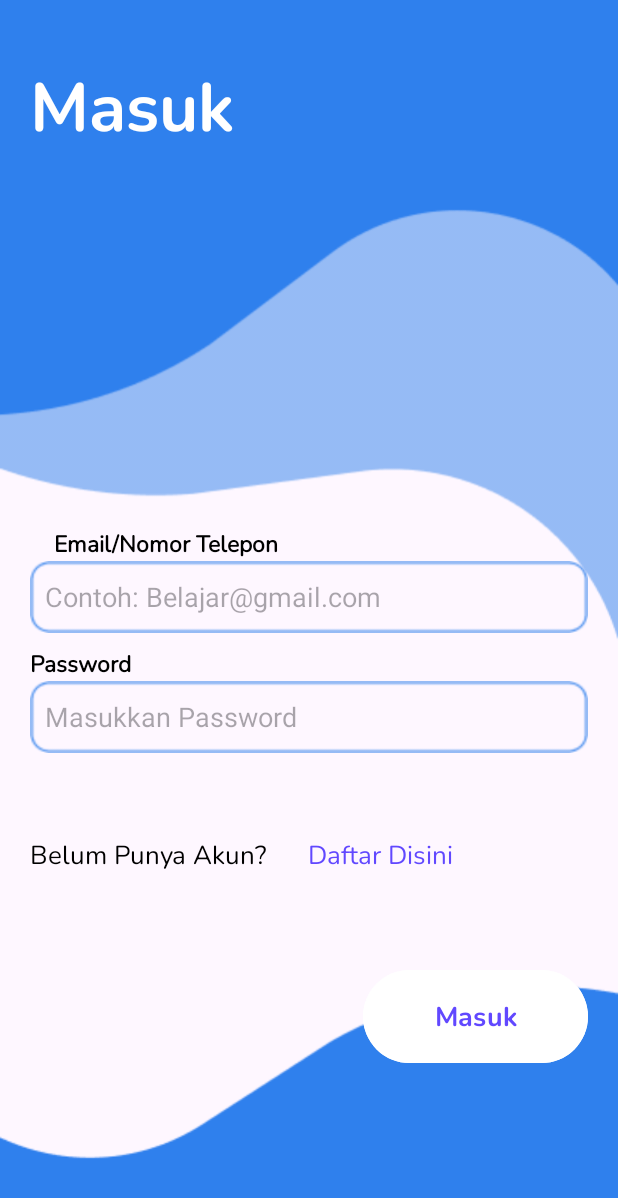
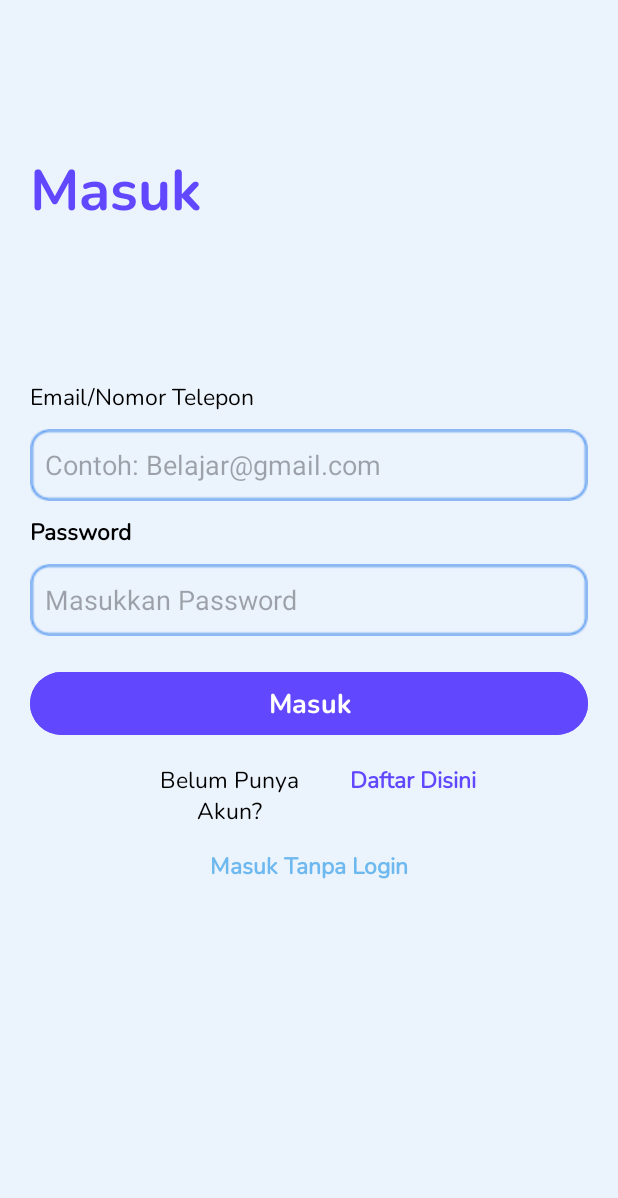
Before and after one commit to mocharvy/Final-Project, an Android app: the fragment LoginFragment shown on its own in the app's theme, on a phone screen of 412 x 824 dp. Shown: the top 1198 px of the screen. Run offline under Robolectric (Android 15) with nearby library versions, the phone set to English and light mode, and no system bars.

Commit message:
Ubah tampilan login dan register sesuai figma

```diff
--- a/app/src/main/res/layout/fragment_login.xml
+++ b/app/src/main/res/layout/fragment_login.xml
@@ -6,18 +6,18 @@
     android:layout_height="match_parent"
     android:orientation="vertical"
     android:padding="20dp"
-    android:background="@drawable/bglogin"
+    android:background="@color/light_blue"
     tools:context=".LoginFragment">
 
     <TextView
         android:id="@+id/txt_masuk"
         android:layout_width="wrap_content"
         android:layout_height="wrap_content"
-        android:layout_marginTop="20dp"
+        android:layout_marginTop="80dp"
         android:fontFamily="@font/nunitobold"
         android:text="Masuk"
-        android:textColor="@color/white"
-        android:textSize="45sp"
+        android:textColor="@color/bluesky"
+        android:textSize="38sp"
         android:textStyle="bold"
         app:layout_constraintStart_toStartOf="parent"
         app:layout_constraintTop_toTopOf="parent"/>
@@ -26,13 +26,11 @@
         android:id="@+id/email"
         android:layout_width="wrap_content"
         android:layout_height="wrap_content"
-        android:layout_marginStart="16dp"
-        android:layout_marginTop="248dp"
+        android:layout_marginTop="100dp"
         android:fontFamily="@font/nunitoregular"
         android:text="Email/Nomor Telepon"
         android:textColor="@color/black"
         android:textSize="15sp"
-        android:textStyle="bold"
         app:layout_constraintStart_toStartOf="parent"
         app:layout_constraintTop_toBottomOf="@id/txt_masuk" />
 
@@ -40,6 +38,7 @@
         android:id="@+id/colum_email1"
         android:layout_width="match_parent"
         android:layout_height="48dp"
+        android:layout_marginTop="10dp"
         android:background="@drawable/colominput"
         android:hint="Contoh: Belajar@gmail.com"
         android:paddingLeft="10dp"
@@ -64,6 +63,7 @@
         android:id="@+id/colum_password1"
         android:layout_width="match_parent"
         android:layout_height="48dp"
+        android:layout_marginTop="10dp"
         android:background="@drawable/colominput"
         android:hint="Masukkan Password"
         android:paddingLeft="10dp"
@@ -73,39 +73,59 @@
 
     <TextView
         android:id="@+id/txt_text"
-        android:layout_width="180dp"
+        android:layout_width="135dp"
         android:layout_height="wrap_content"
-        android:layout_marginTop="55dp"
+        android:layout_marginTop="15dp"
+        android:layout_marginLeft="65dp"
         android:fontFamily="@font/nunitoregular"
         android:text="Belum Punya Akun?"
         android:textColor="@color/black"
-        android:textSize="17sp"
+        android:textSize="15sp"
+        android:gravity="center"
         app:layout_constraintStart_toStartOf="parent"
-        app:layout_constraintTop_toBottomOf="@id/colum_password1"/>
+        app:layout_constraintTop_toBottomOf="@id/btn_register"/>
+
     <TextView
         android:id="@+id/txt_daftardisini"
         android:layout_width="110dp"
         android:layout_height="wrap_content"
-        android:layout_marginLeft="5dp"
         android:fontFamily="@font/nunitoregular"
         android:text="Daftar Disini"
-        android:layout_marginTop="55dp"
+        android:layout_marginTop="15dp"
         android:textColor="@color/purple_500"
-        android:textSize="17sp"
+        android:textSize="15sp"
+        android:textStyle="bold"
+        android:gravity="center"
         app:layout_constraintLeft_toRightOf="@id/txt_text"
-        app:layout_constraintTop_toBottomOf="@id/colum_password1"/>
+        app:layout_constraintTop_toBottomOf="@id/btn_register"/>
+
+    <TextView
+        android:id="@+id/txt_masuktanpalogin"
+        android:layout_width="135dp"
+        android:layout_height="wrap_content"
+        android:layout_marginTop="15dp"
+        android:fontFamily="@font/nunitoregular"
+        android:text="Masuk Tanpa Login"
+        android:textColor="@color/bluesea"
+        android:textSize="15sp"
+        android:textStyle="bold"
+        android:gravity="center"
+        app:layout_constraintStart_toStartOf="parent"
+        app:layout_constraintEnd_toEndOf="parent"
+        app:layout_constraintTop_toBottomOf="@id/txt_text"/>
 
     <Button
         android:id="@+id/btn_register"
-        android:layout_width="150dp"
-        android:layout_height="70dp"
-        android:layout_marginTop="60dp"
-        android:backgroundTint="@color/white"
+        android:layout_width="match_parent"
+        android:layout_height="50dp"
+        android:layout_marginTop="20dp"
+        android:backgroundTint="@color/bluesky"
         android:fontFamily="@font/nunitobold"
         android:text="Masuk"
-        android:textColor="@color/bluesky"
+        android:textColor="@color/white"
         android:textSize="18sp"
         app:layout_constraintRight_toRightOf="parent"
-        app:layout_constraintTop_toBottomOf="@id/txt_daftardisini"/>
+        app:layout_constraintLeft_toLeftOf="parent"
+        app:layout_constraintTop_toBottomOf="@id/colum_password1"/>
 
 </androidx.constraintlayout.widget.ConstraintLayout>
--- a/app/src/main/res/values/colors.xml
+++ b/app/src/main/res/values/colors.xml
@@ -10,6 +10,8 @@
     <color name="dark_green">#9447CC64</color>
     <color name="darker_green">#8038A14F</color>
     <color name="very_light_blue">#FDD5E1F6</color>
+    <color name="bluesea">#6DB9EF</color>
+    <color name="bluelight">#DAF5FF</color>
     <color name="light_blue">#EBF3FC</color>
     <color name="red">#FD0A6E</color>
     <color name="light_gray">#F2F9F9F9</color>
```
Also changed, not shown: app/src/main/res/layout/fragment_register.xml (+20 -13 lines).
